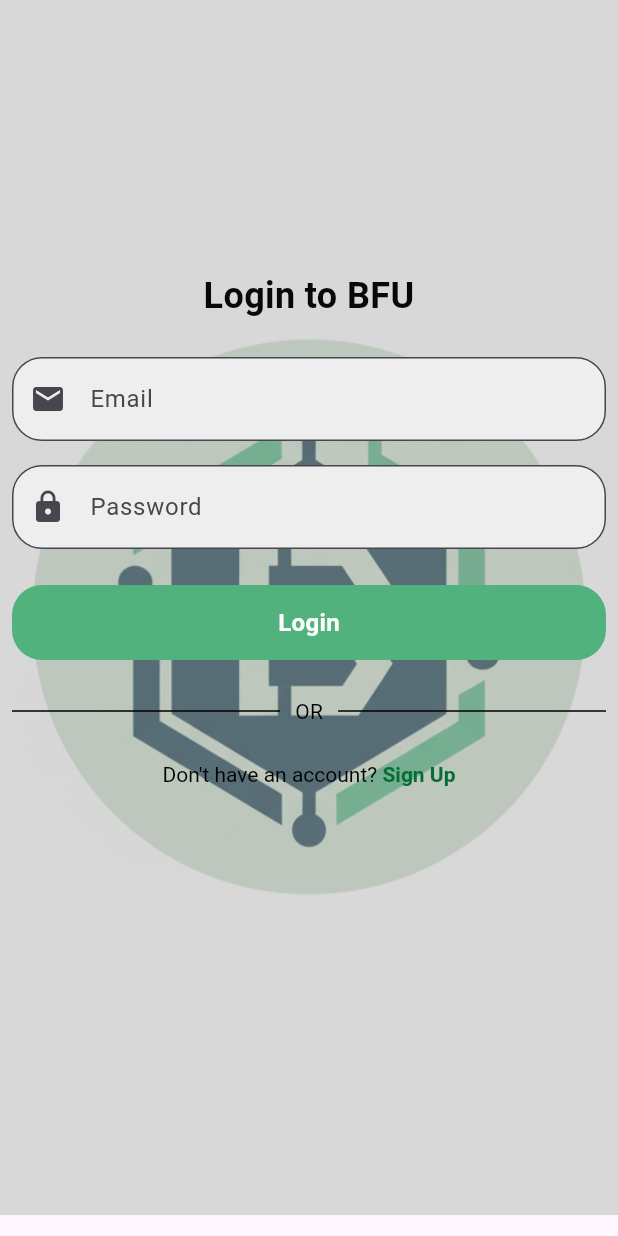
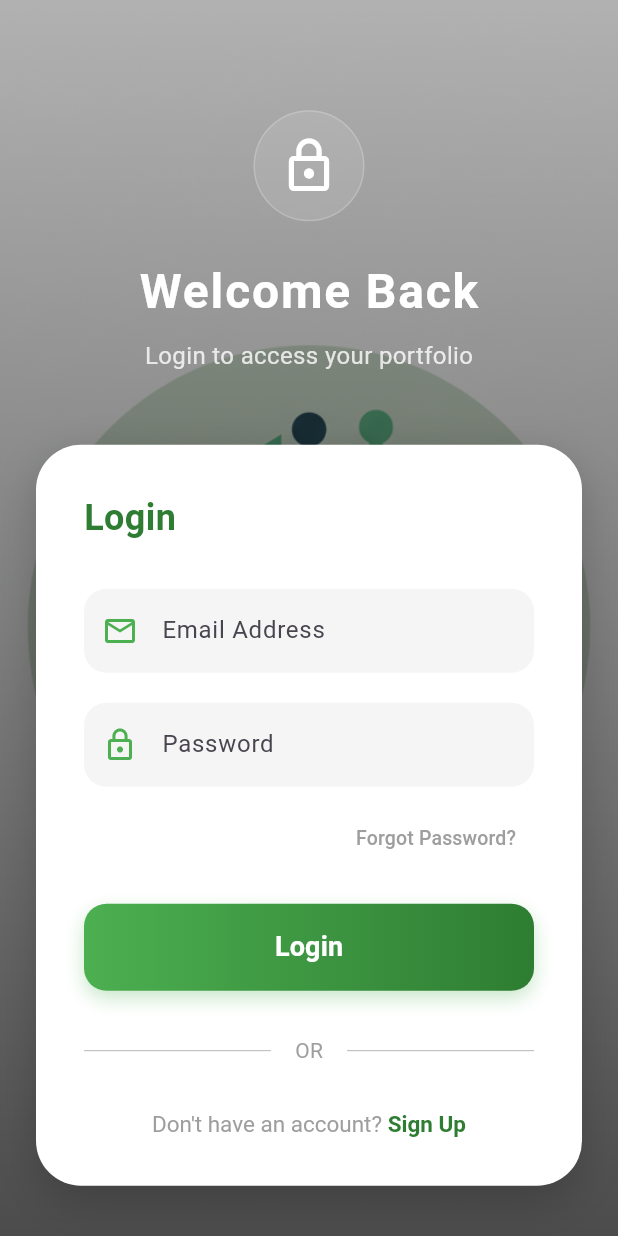
Before and after one commit to nderiii/Mobile, a Flutter app: the Loginpage screen opened directly, after a tap on "Login", on a phone screen of 412 x 824 dp. Run offline on Flutter 3.47's test engine with Material 3 defaults, Android fonts, the phone set to English and light mode, and no system bars; drawn by our look-alikes of flutter_form_builder; our stand-ins replace dio, form_builder_validators, supabase_flutter; accounts and stored records are empty.

Commit message:
Login Update

```diff
--- a/bfu/lib/main.dart
+++ b/bfu/lib/main.dart
@@ -1,4 +1,5 @@
 import 'package:bfu/pages/dashboard.dart';
+import 'package:bfu/pages/loginpage.dart';
 import 'package:flutter/material.dart';
 import 'package:supabase_flutter/supabase_flutter.dart';
 
@@ -19,6 +20,6 @@ class MyApp extends StatelessWidget {
   // This widget is the root of your application.
   @override
   Widget build(BuildContext context) {
-    return MaterialApp(home: DashboardPage());
+    return MaterialApp(home: Loginpage());
   }
 }
--- a/bfu/lib/pages/loginpage.dart
+++ b/bfu/lib/pages/loginpage.dart
@@ -16,127 +16,191 @@ class Loginpage extends StatelessWidget {
   @override
   Widget build(BuildContext context) {
     return Scaffold(
-      body: SingleChildScrollView(
-        child: Stack(
+      body: Stack(
         children: [
-            // Background image
+          // Background image with overlay
           SizedBox(
             width: double.infinity,
-              height: 810,
+            height: double.infinity,
             child: Image.asset('images/BFU.png', fit: BoxFit.cover),
           ),
           Container(
             width: double.infinity,
-              height: 810,
-              color: Colors.grey.withOpacity(0.4),
+            height: double.infinity,
+            decoration: BoxDecoration(
+              gradient: LinearGradient(
+                begin: Alignment.topCenter,
+                end: Alignment.bottomCenter,
+                colors: [
+                  Colors.black.withOpacity(0.3),
+                  Colors.black.withOpacity(0.7),
+                ],
               ),
-            // Login form
+            ),
+          ),
+
+          // Content
           Center(
-              child: Padding(
-                padding: const EdgeInsets.symmetric(horizontal: 8.0),
+            child: SingleChildScrollView(
+              padding: const EdgeInsets.symmetric(horizontal: 24.0),
               child: Column(
+                mainAxisAlignment: MainAxisAlignment.center,
                 children: [
-                    SizedBox(height: 180),
-                    TextWidget(
-                      text: "Login to BFU",
+                  const SizedBox(height: 40),
+                  // Logo or Title Area
+                  Container(
+                    padding: const EdgeInsets.all(16),
+                    decoration: BoxDecoration(
+                      color: Colors.white.withOpacity(0.1),
+                      shape: BoxShape.circle,
+                      border: Border.all(color: Colors.white.withOpacity(0.2), width: 1),
+                    ),
+                    child: const Icon(Icons.lock_outline, size: 40, color: Colors.white),
+                  ),
+                  const SizedBox(height: 24),
+                  const Text(
+                    "Welcome Back",
+                    style: TextStyle(
+                      fontSize: 32,
                       fontWeight: FontWeight.bold,
-                      align: TextAlign.center,
-                      fontsize: 24,
-                      color: const Color.fromARGB(255, 8, 8, 8),
+                      color: Colors.white,
+                      letterSpacing: 1.2,
                     ),
-                    SizedBox(height: 24),
-                    FormBuilder(
+                  ),
+                   const SizedBox(height: 8),
+                  Text(
+                    "Login to access your portfolio",
+                    style: TextStyle(
+                      fontSize: 16,
+                      color: Colors.white.withOpacity(0.8),
+                    ),
+                  ),
+                  const SizedBox(height: 48),
+
+                  // Login Form Card
+                  Container(
+                    padding: const EdgeInsets.all(32),
+                    decoration: BoxDecoration(
+                      color: Colors.white,
+                      borderRadius: BorderRadius.circular(30),
+                      boxShadow: [
+                        BoxShadow(
+                          color: Colors.black.withOpacity(0.2),
+                          blurRadius: 25,
+                          offset: const Offset(0, 10),
+                        ),
+                      ],
+                    ),
+                    child: FormBuilder(
                       key: formKey,
                       child: Column(
+                        crossAxisAlignment: CrossAxisAlignment.stretch,
                         children: [
+                          const Text(
+                            "Login",
+                            style: TextStyle(
+                              fontSize: 24,
+                              fontWeight: FontWeight.bold,
+                              color: Color(0xFF2E7D32),
+                            ),
+                          ),
+                          const SizedBox(height: 30),
                           // Email
                           FormBuilderTextField(
                             name: 'email',
                             decoration: InputDecoration(
-                              labelText: 'Email',
-                              hintText: 'example@email.com',
-                              prefixIcon: Icon(Icons.mail),
+                              labelText: 'Email Address',
+                              hintText: 'hello@example.com',
+                              prefixIcon: const Icon(Icons.email_outlined, color: Color(0xFF4CAF50)),
                               filled: true,
-                              fillColor: Colors.grey[200],
+                              fillColor: const Color(0xFFF5F5F5),
                               border: OutlineInputBorder(
-                                borderRadius: BorderRadius.circular(20.0),
+                                borderRadius: BorderRadius.circular(15.0),
+                                borderSide: BorderSide.none,
+                              ),
+                              enabledBorder: OutlineInputBorder(
+                                borderRadius: BorderRadius.circular(15.0),
+                                borderSide: BorderSide.none,
                               ),
                               focusedBorder: OutlineInputBorder(
-                                borderRadius: BorderRadius.circular(20.0),
-                                borderSide: BorderSide(
-                                  color: const Color.fromARGB(
-                                    255,
-                                    82,
-                                    178,
-                                    126,
+                                borderRadius: BorderRadius.circular(15.0),
+                                borderSide: const BorderSide(color: Color(0xFF4CAF50), width: 1.5),
                               ),
-                                  width: 2,
+                              floatingLabelStyle: const TextStyle(color: Color(0xFF2E7D32)),
                             ),
-                              ),
-                            ),
-                            style: TextStyle(
-                              fontSize: 16,
-                              color: Colors.black87,
-                            ),
-                            cursorColor: const Color.fromARGB(
-                              255,
-                              82,
-                              178,
-                              126,
-                            ),
+                            keyboardType: TextInputType.emailAddress,
                              validator: FormBuilderValidators.compose([
                               FormBuilderValidators.required(),
                               FormBuilderValidators.email(),
                             ]),
                           ),
-                          SizedBox(height: 16),
+                          const SizedBox(height: 20),
                           // Password
                           FormBuilderTextField(
                             name: 'password',
                             obscureText: true,
                             decoration: InputDecoration(
                               labelText: 'Password',
-                              prefixIcon: Icon(Icons.lock),
+                              prefixIcon: const Icon(Icons.lock_outline, color: Color(0xFF4CAF50)),
                               filled: true,
-                              fillColor: Colors.grey[200],
+                              fillColor: const Color(0xFFF5F5F5),
                               border: OutlineInputBorder(
-                                borderRadius: BorderRadius.circular(20.0),
+                                borderRadius: BorderRadius.circular(15.0),
+                                borderSide: BorderSide.none,
+                              ),
+                              enabledBorder: OutlineInputBorder(
+                                borderRadius: BorderRadius.circular(15.0),
+                                borderSide: BorderSide.none,
                               ),
                               focusedBorder: OutlineInputBorder(
-                                borderRadius: BorderRadius.circular(20.0),
-                                borderSide: BorderSide(
-                                  color: const Color.fromARGB(
-                                    255,
-                                    82,
-                                    178,
-                                    126,
+                                borderRadius: BorderRadius.circular(15.0),
+                                borderSide: const BorderSide(color: Color(0xFF4CAF50), width: 1.5),
                               ),
-                                  width: 2,
-                                ),
-                              ),
-                            ),
-                            style: TextStyle(
-                              fontSize: 16,
-                              color: Colors.black87,
-                            ),
-                            cursorColor: const Color.fromARGB(
-                              255,
-                              82,
-                              178,
-                              126,
+                               floatingLabelStyle: const TextStyle(color: Color(0xFF2E7D32)),
                             ),
                              validator: FormBuilderValidators.compose([
                               FormBuilderValidators.required(),
                               FormBuilderValidators.minLength(6),
                             ]),
                           ),
-                          SizedBox(height: 24),
-                          // Login button
-                          ButtonWidget(
+                          const SizedBox(height: 10),
+                          Align(
+                            alignment: Alignment.centerRight,
+                            child: TextButton(
+                              onPressed: () {
+                                // Forgot password logic
+                              },
+                              child: const Text(
+                                "Forgot Password?",
+                                style: TextStyle(color: Colors.grey, fontSize: 13),
+                              ),
+                            ),
+                          ),
+                          const SizedBox(height: 20),
+
+                          // Login Button
+                          Container(
+                            decoration: BoxDecoration(
+                              gradient: const LinearGradient(
+                                colors: [Color(0xFF4CAF50), Color(0xFF2E7D32)],
+                                begin: Alignment.centerLeft,
+                                end: Alignment.centerRight,
+                              ),
+                              borderRadius: BorderRadius.circular(15),
+                              boxShadow: [
+                                BoxShadow(
+                                  color: const Color(0xFF4CAF50).withOpacity(0.3),
+                                  blurRadius: 10,
+                                  offset: const Offset(0, 5),
+                                ),
+                              ],
+                            ),
+                            child: ElevatedButton(
                               onPressed: () async {
                                 if (formKey.currentState!.saveAndValidate()) {
                                   final data = formKey.currentState!.value;
-                                print('Login Data: $data');
+
+                                  // Show loading or disable button here ideally
 
                                   bool success = await SupabaseApis().signIUser(
                                     data['email'],
@@ -144,84 +208,80 @@ class Loginpage extends StatelessWidget {
                                   );
 
                                   if (success) {
-                                  // login success
+                                      if(context.mounted) {
                                          ScaffoldMessenger.of(context).showSnackBar(
-                                    SnackBar(content: Text('Login Successful')),
+                                          const SnackBar(
+                                            content: Text('Login Successful'),
+                                            backgroundColor: Color(0xFF2E7D32),
+                                          ),
                                         );
-                                  // navigate to dashboard after short delay
-                                  Future.delayed(Duration(seconds: 1), () {
+                                        Future.delayed(const Duration(milliseconds: 500), () {
+                                            if(context.mounted) {
                                                Navigator.pushReplacement(
                                                 context,
                                                 MaterialPageRoute(
-                                        builder: (_) => DashboardPage(),
+                                                  builder: (_) => const DashboardPage(),
                                                 ),
                                               );
+                                            }
                                         });
+                                      }
                                   } else {
-                                  // login failed
+                                      if(context.mounted) {
                                         ScaffoldMessenger.of(context).showSnackBar(
-                                    SnackBar(
-                                      content: Text(
-                                        'Login failed. Check your credentials.',
-                                      ),
+                                          const SnackBar(
+                                            content: Text('Login failed. Check your credentials.'),
+                                            backgroundColor: Colors.redAccent,
                                           ),
                                         );
                                       }
                                   }
+                                }
                               },
-
-                            text: 'Login',
-                            width: double.infinity,
-                            height: 50,
-                            color: const Color.fromARGB(255, 82, 178, 126),
-                            fontWeight: FontWeight.bold,
-                          ),
-                          SizedBox(height: 24),
-                          // OR divide
-                          Row(
-                            children: [
-                              Expanded(
-                                child: Divider(
-                                  color: const Color.fromARGB(255, 0, 0, 0),
-                                  thickness: 1,
-                                  endIndent: 10,
+                              style: ElevatedButton.styleFrom(
+                                backgroundColor: Colors.transparent,
+                                shadowColor: Colors.transparent,
+                                padding: const EdgeInsets.symmetric(vertical: 16),
+                                shape: RoundedRectangleBorder(
+                                  borderRadius: BorderRadius.circular(15),
                                 ),
                               ),
-                              Text(
-                                'OR',
+                              child: const Text(
+                                'Login',
                                 style: TextStyle(
-                                  color: const Color.fromARGB(255, 0, 0, 0),
+                                  fontSize: 18,
+                                  fontWeight: FontWeight.bold,
+                                  color: Colors.white,
                                 ),
                               ),
-                              Expanded(
-                                child: Divider(
-                                  color: const Color.fromARGB(255, 0, 0, 0),
-                                  thickness: 1,
-                                  indent: 10,
                             ),
                           ),
+                          const SizedBox(height: 30),
+
+                           // Divider
+                          Row(
+                            children: const [
+                              Expanded(child: Divider(color: Colors.grey, thickness: 0.5)),
+                              Padding(
+                                padding: EdgeInsets.symmetric(horizontal: 16),
+                                child: Text("OR", style: TextStyle(color: Colors.grey)),
+                              ),
+                              Expanded(child: Divider(color: Colors.grey, thickness: 0.5)),
                             ],
                           ),
-                          SizedBox(height: 24),
-                          // Sign up link
-                          RichText(
-                            textAlign: TextAlign.center,
+                           const SizedBox(height: 30),
+
+                          // Sign Up
+                           Center(
+                             child: RichText(
                               text: TextSpan(
                                 text: "Don't have an account? ",
-                              style: TextStyle(
-                                color: Colors.black,
-                                fontSize: 14,
-                              ),
+                                style: const TextStyle(color: Colors.grey, fontSize: 15),
                                 children: [
                                   TextSpan(
                                     text: 'Sign Up',
-                                  style: TextStyle(
-                                    color: const Color.fromARGB(
-                                      255,
-                                      2,
-                                      110,
-                                      53,
-                                    ),
+                                    style: const TextStyle(
+                                      color: Color(0xFF2E7D32),
                                       fontWeight: FontWeight.bold,
                                     ),
                                     recognizer: TapGestureRecognizer()
@@ -237,8 +297,9 @@ class Loginpage extends StatelessWidget {
                                 ],
                               ),
                           ),
-                          SizedBox(height: 40),
+                           ),
                         ],
+                      ),
                     ),
                   ),
                 ],
@@ -247,7 +308,6 @@ class Loginpage extends StatelessWidget {
           ),
         ],
       ),
-      ),
     );
   }
 }
```
Lines whose indentation alone changed are shown as unchanged.
